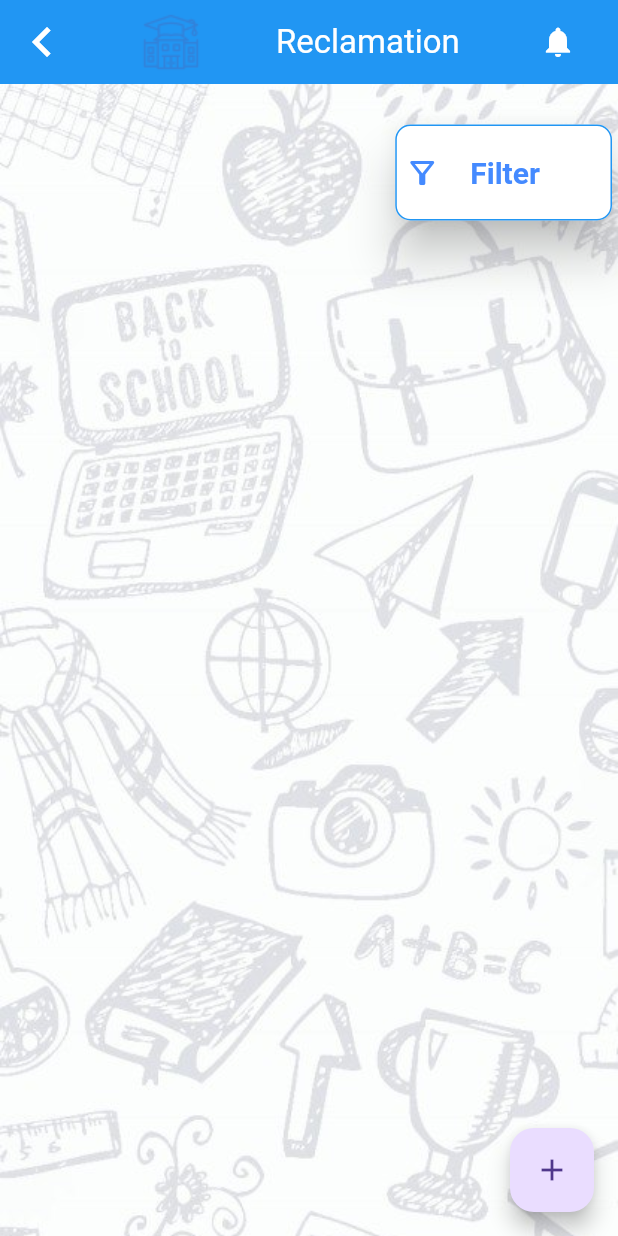
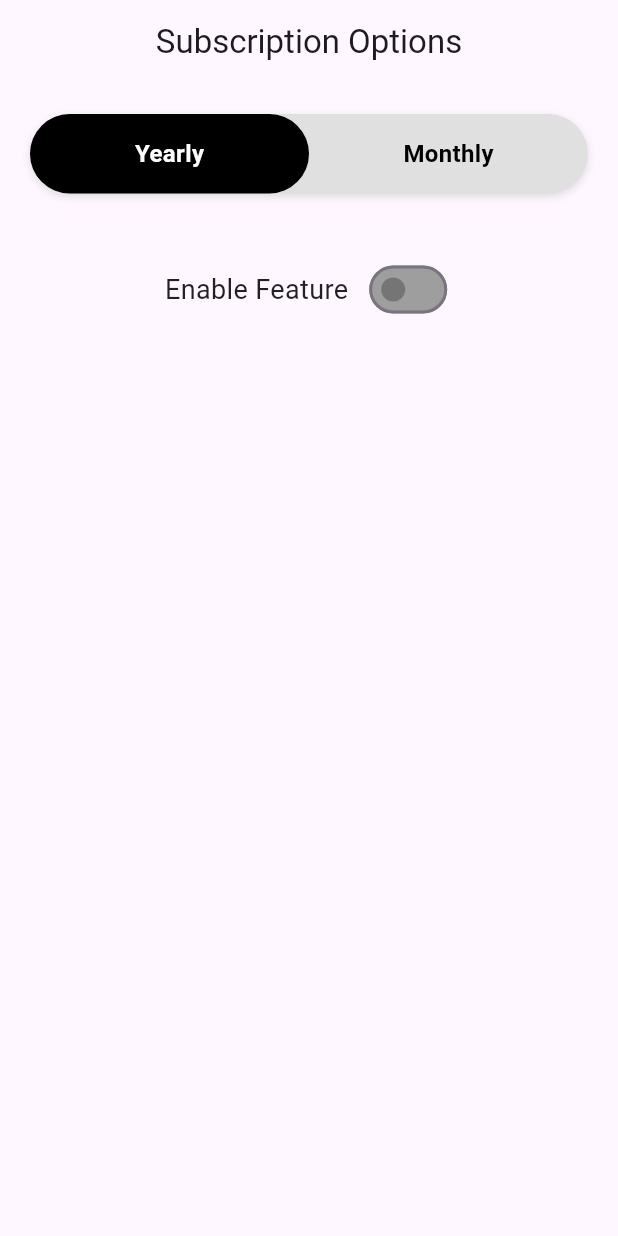
Before and after one commit to todoyalee/chat_edums, a Flutter app: the screen it shows after launch, on a phone screen of 412 x 824 dp. Run offline on Flutter 3.47's test engine with Material 3 defaults, Android fonts, the phone set to English and light mode, and no system bars; our stand-ins replace dio, flutter_switch, get; missing offline and left inert: vertical_card_pager.

Commit message:
adding_toogle

```diff
--- a/lib/main.dart
+++ b/lib/main.dart
@@ -1,46 +1,157 @@
 import 'package:flutter/material.dart';
-import 'package:get/get.dart';
-import 'package:chat_edums/routes/app_routes.dart';
-import 'package:chat_edums/views/reclamation.dart';
 
 void main() {
   runApp(MyApp());
 }
 
 class MyApp extends StatelessWidget {
+  // Root widget of the application
   @override
   Widget build(BuildContext context) {
-    return GetMaterialApp(
+    return MaterialApp(
+      title: 'Yearly/Monthly Toggle',
+      theme: ThemeData(
+        primarySwatch: Colors.blue,
+      ),
+      home: SwitchToggleDemo(),
       debugShowCheckedModeBanner: false,
-      initialRoute: AppRoutes.reclamationScreen,
-      getPages: AppRoutes.pages,
     );
   }
 }
 
-class PendingIcon extends StatelessWidget {
+class SwitchToggleDemo extends StatefulWidget {
+  @override
+  _SwitchToggleDemoState createState() => _SwitchToggleDemoState();
+}
+
+class _SwitchToggleDemoState extends State<SwitchToggleDemo> {
+  // Tracks the selected toggle (Yearly or Monthly)
+  bool isYearlySelected = true;
+
+  // Tracks the switch state
+  bool isSwitchOn = false;
+
   @override
   Widget build(BuildContext context) {
-    return Container(
-      width: 10,
-      height: 10,
-      decoration: BoxDecoration(
-        shape: BoxShape.circle,
-        color: Colors.grey[350],
+    return Scaffold(
+      appBar: AppBar(
+        title: Text('Subscription Options'),
+        centerTitle: true,
       ),
-      child: Stack(
-        alignment: Alignment.center,
-        children: [
-          for (int i = 0; i < 3; i++)
-            Positioned(
-              left: i * 20.0,
-              child: Container(
-                  width: 15,
-                  height: 15,
-                  //color: Colors.primaries[i % Colors.primaries.length],
-                  color: Colors.blue),
+      body: Padding(
+        padding: const EdgeInsets.all(20.0),
+        child: Column(
+          children: [
+            // Custom Toggle Container
+            Container(
+              decoration: BoxDecoration(
+                color: Colors.grey.shade300,
+                borderRadius:
+                    BorderRadius.circular(30.0), // Circular border radius
+                boxShadow: [
+                  BoxShadow(
+                    color: Colors.black12,
+                    blurRadius: 4,
+                    offset: Offset(0, 2),
+                  ),
+                ],
+              ),
+              child: Row(
+                children: [
+                  // Yearly Button
+                  Expanded(
+                    child: GestureDetector(
+                      onTap: () {
+                        setState(() {
+                          isYearlySelected = true;
+                        });
+                      },
+                      child: Container(
+                        padding: EdgeInsets.symmetric(vertical: 15),
+                        decoration: BoxDecoration(
+                          color: isYearlySelected
+                              ? Colors.black
+                              : Colors.transparent,
+                          borderRadius: BorderRadius.circular(30.0),
+                        ),
+                        child: Center(
+                          child: Text(
+                            'Yearly',
+                            style: TextStyle(
+                              color: isYearlySelected
+                                  ? Colors.white
+                                  : Colors.black,
+                              fontWeight: FontWeight.bold,
+                              fontSize: 16,
+                            ),
+                          ),
+                        ),
+                      ),
+                    ),
+                  ),
+                  // Monthly Button
+                  Expanded(
+                    child: GestureDetector(
+                      onTap: () {
+                        setState(() {
+                          isYearlySelected = false;
+                        });
+                      },
+                      child: Container(
+                        padding: EdgeInsets.symmetric(vertical: 15),
+                        decoration: BoxDecoration(
+                          color: isYearlySelected
+                              ? Colors.transparent
+                              : Colors.black,
+                          borderRadius: BorderRadius.circular(30.0),
+                        ),
+                        child: Center(
+                          child: Text(
+                            'Monthly',
+                            style: TextStyle(
+                              color: isYearlySelected
+                                  ? Colors.black
+                                  : Colors.white,
+                              fontWeight: FontWeight.bold,
+                              fontSize: 16,
+                            ),
+                          ),
+                        ),
+                      ),
+                    ),
+                  ),
+                ],
+              ),
             ),
-        ],
+            SizedBox(height: 40), // Space between toggle and switch
+            // Customized Switch
+            Row(
+              mainAxisAlignment: MainAxisAlignment.center,
+              children: [
+                Text(
+                  'Enable Feature',
+                  style: TextStyle(
+                    fontSize: 18,
+                    color: Colors.black87,
+                  ),
+                ),
+                SizedBox(width: 10),
+                Switch(
+                  value: isSwitchOn,
+                  onChanged: (value) {
+                    setState(() {
+                      isSwitchOn = value;
+                    });
+                  },
+                  activeColor: Colors.black,
+                  activeTrackColor: Colors.black54,
+                  inactiveThumbColor: Colors.grey.shade600,
+                  inactiveTrackColor: Colors.grey,
+                ),
+              ],
+            ),
+          ],
+        ),
       ),
     );
   }
--- a/lib/views/components/AddReclamationPage.dart
+++ b/lib/views/components/AddReclamationPage.dart
@@ -118,6 +118,9 @@ class _AddReclamationPageState extends State<AddReclamationPage> {
                       onToggle: (value) {
                         setState(() {
                           isUrgent = value;
+                          priorite = value
+                              ? "Urgent"
+                              : "Normal"; // Change priority based on toggle
                         });
                       },
                       activeColor: Colors.red,
```
Also changed, not shown: lib/views/components/ReclamationCard.dart (+74 -36 lines), lib/views/reclamation.dart (line endings or trailing spaces).
